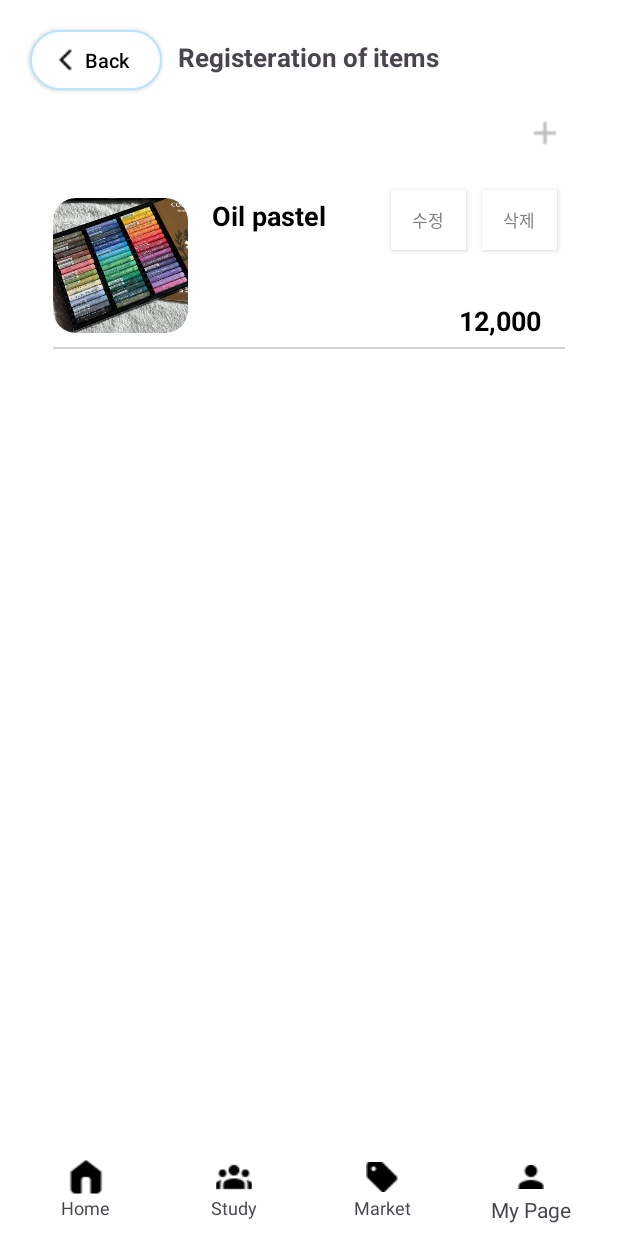
After one commit to PlantInGreenhouse/MP_TermProject_1, an Android app: the layout registeration_of_items.xml on its own in the app's theme, with its tools: preview values and no code run, on a phone screen of 412 x 824 dp. The commit adds this screen. Run offline under Robolectric (Android 15) with nearby library versions, the phone set to English and light mode, and no system bars.

Commit message:
make orderlist.xml, qna.xml, registeration_of_items.xml

```diff
--- /dev/null
+++ b/app/src/main/res/layout/registeration_of_items.xml
@@ -0,0 +1,255 @@
+<?xml version="1.0" encoding="utf-8"?>
+<RelativeLayout xmlns:android="http://schemas.android.com/apk/res/android"
+    xmlns:tools="http://schemas.android.com/tools"
+    android:layout_width="match_parent"
+    android:layout_height="match_parent"
+    tools:context=".MainActivity"
+    android:background="@color/background">
+
+
+    <android.widget.Button
+        android:id="@+id/button_back"
+        android:layout_width="wrap_content"
+        android:layout_height="40dp"
+        android:layout_alignParentStart="true"
+        android:layout_marginStart="20dp"
+        android:layout_marginTop="20dp"
+        android:layout_marginEnd="20dp"
+        android:layout_marginBottom="20dp"
+        android:background="@drawable/custom_writing_button"
+        android:drawableLeft="@drawable/ic_back"
+        android:paddingLeft="15dp"
+        android:paddingRight="17dp"
+        android:text="Back"
+        android:textAllCaps="false"
+        android:textColor="#000000"
+        android:textSize="13dp" />
+
+    <TextView
+        android:id="@+id/RegisterOfItems"
+        android:layout_width="wrap_content"
+        android:layout_height="wrap_content"
+        android:text="Registeration of items"
+        android:textSize="17sp"
+        android:textStyle="bold"
+        android:layout_margin="10dp"
+        android:gravity="center_horizontal"
+        android:padding="16dp"
+        android:layout_alignParentTop="true"
+        android:layout_centerInParent="true"/>
+
+    <RelativeLayout
+        android:id="@+id/item_plus"
+        android:layout_width="match_parent"
+        android:layout_height="wrap_content"
+        android:layout_below="@id/RegisterOfItems"
+        android:layout_marginStart="25dp"
+        android:layout_marginEnd="10dp"
+        android:layout_marginBottom="10dp"
+        android:paddingStart="16dp"
+        android:paddingEnd="16dp">
+
+        <ImageView
+            android:layout_width="25dp"
+            android:layout_height="25dp"
+            android:layout_alignParentEnd="true"
+            android:layout_centerVertical="true"
+            android:layout_marginEnd="10dp"
+            android:scaleType="centerCrop"
+            android:src="@drawable/plus"
+            android:clickable="true"/>
+    </RelativeLayout>
+
+
+    <ScrollView
+        android:layout_width="match_parent"
+        android:layout_height="0dp"
+        android:layout_above="@id/bottomNavBar"
+        android:layout_below="@id/item_plus"
+        android:layout_marginStart="25dp"
+        android:layout_marginEnd="25dp"
+        >
+
+
+        <RelativeLayout
+            android:layout_width="match_parent"
+            android:layout_height="wrap_content"
+            android:orientation="vertical"
+            android:padding="10dp"
+            >
+
+
+            <RelativeLayout
+                android:id="@+id/item_container"
+                android:layout_width="match_parent"
+                android:layout_height="wrap_content">
+                <!-- 아이템 레이아웃 파일 포함 -->
+                <!-- 여기에서 반복하여 item_layout.xml을 포함시킬 것 -->
+                <ImageView
+                    android:id="@+id/item_image"
+                    android:layout_width="90dp"
+                    android:layout_height="90dp"
+                    android:layout_centerVertical="true"
+                    android:background="@drawable/rounded_corners"
+                    android:src="@drawable/oilpastel_item"
+                    android:scaleType="centerCrop"
+                    android:clipToOutline="true"/>
+
+                <TextView
+                    android:id="@+id/item_title"
+                    android:layout_width="wrap_content"
+                    android:layout_height="wrap_content"
+                    android:layout_toEndOf="@id/item_image"
+                    android:layout_marginStart="16dp"
+                    android:layout_marginTop="10dp"
+                    android:text="Oil pastel"
+                    android:textSize="18sp"
+                    android:textColor="#000000"
+                    android:textStyle="bold"
+                    android:layout_alignTop="@id/item_image"/>
+
+
+                <android.widget.Button
+                    android:id="@+id/modify"
+                    android:layout_width="50dp"
+                    android:layout_height="40dp"
+                    android:layout_toLeftOf="@+id/delete"
+                    android:text="수정"
+                    android:textSize="11sp"
+                    android:textColor="@color/darkgray"
+                    android:background="@color/white"
+                    android:layout_margin="5dp"
+                    />
+                <android.widget.Button
+                    android:id="@+id/delete"
+                    android:layout_width="50dp"
+                    android:layout_height="40dp"
+                    android:layout_alignParentRight="true"
+                    android:text="삭제"
+                    android:textSize="11sp"
+                    android:textColor="@color/darkgray"
+                    android:background="@color/white"
+                    android:layout_margin="5dp"
+                    />
+
+                <TextView
+                    android:id="@+id/item_price"
+                    android:layout_width="wrap_content"
+                    android:layout_height="wrap_content"
+                    android:layout_alignParentEnd="true"
+                    android:layout_marginTop="80dp"
+                    android:layout_marginEnd="16dp"
+                    android:text="12,000"
+                    android:textSize="18sp"
+                    android:textColor="#000000"
+                    android:textStyle="bold"/>
+
+                <View
+                    android:layout_width="match_parent"
+                    android:layout_height="1dp"
+                    android:layout_below="@+id/item_image"
+                    android:layout_marginTop="20dp"
+                    android:background="#D3D3D3"/> />
+            </RelativeLayout>
+
+        </RelativeLayout>
+    </ScrollView>
+
+
+
+    <!-- 하단 네비게이션 바 -->
+    <LinearLayout
+        android:id="@+id/bottomNavBar"
+        android:layout_width="match_parent"
+        android:layout_height="wrap_content"
+        android:layout_alignParentBottom="true"
+        android:orientation="horizontal"
+        android:background="#FFFFFF"
+        android:padding="8dp"
+        android:weightSum="4">
+        <!-- Home -->
+        <LinearLayout
+            android:layout_width="0dp"
+            android:layout_height="wrap_content"
+            android:layout_weight="1"
+            android:orientation="vertical"
+            android:gravity="center">
+
+            <ImageButton
+                android:id="@+id/homeIcon"
+                android:layout_width="24dp"
+                android:layout_height="24dp"
+                android:src="@drawable/ic_home"
+                android:background="@android:color/white"/>
+
+            <TextView
+                android:layout_width="wrap_content"
+                android:layout_height="wrap_content"
+                android:text="Home"
+                android:textSize="12sp" />
+        </LinearLayout>
+        <!-- Study -->
+        <LinearLayout
+            android:layout_width="0dp"
+            android:layout_height="wrap_content"
+            android:layout_weight="1"
+            android:orientation="vertical"
+            android:gravity="center">
+
+            <ImageButton
+                android:id="@+id/studyIcon"
+                android:layout_width="24dp"
+                android:layout_height="24dp"
+                android:src="@drawable/ic_study"
+                android:background="@android:color/white"/>
+
+            <TextView
+                android:layout_width="wrap_content"
+                android:layout_height="wrap_content"
+                android:text="Study"
+                android:textSize="12sp" />
+        </LinearLayout>
+        <!-- Market -->
+        <LinearLayout
+            android:layout_width="0dp"
+            android:layout_height="wrap_content"
+            android:layout_weight="1"
+            android:orientation="vertical"
+            android:gravity="center">
+
+            <ImageButton
+                android:id="@+id/marketIcon"
+                android:layout_width="24dp"
+                android:layout_height="24dp"
+                android:src="@drawable/ic_market"
+                android:background="@android:color/white"/>
+
+            <TextView
+                android:layout_width="wrap_content"
+                android:layout_height="wrap_content"
+                android:text="Market"
+                android:textSize="12sp" />
+        </LinearLayout>
+        <!-- My Page -->
+        <LinearLayout
+            android:layout_width="0dp"
+            android:layout_height="wrap_content"
+            android:layout_weight="1"
+            android:orientation="vertical"
+            android:gravity="center">
+
+            <ImageButton
+                android:id="@+id/myPageIcon"
+                android:layout_width="24dp"
+                android:layout_height="24dp"
+                android:src="@drawable/ic_mypage"
+                android:background="@android:color/white"/>
+            <TextView
+                android:layout_width="wrap_content"
+                android:layout_height="wrap_content"
+                android:text="My Page" />
+        </LinearLayout>
+    </LinearLayout>
+
+
+</RelativeLayout>
--- a/app/src/main/res/values/color.xml
+++ b/app/src/main/res/values/color.xml
@@ -5,5 +5,6 @@
     <color name="colorPrimary">#006FFD</color>
     <color name="background">#FFFFFFFF</color>
     <color name="gray">#C5C6CC</color>
+    <color name="darkgray">#828282</color>
     <color name="signiture_color">#B6E6FC</color>
 </resources>
```
Also changed, not shown: app/src/main/res/layout/orderlist.xml (added, +213 -0 lines), app/src/main/res/layout/qna.xml (added, +211 -0 lines).
